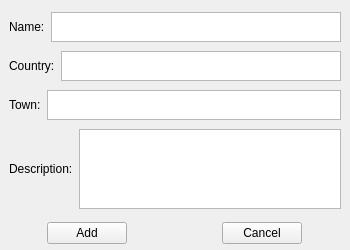
First picture: the form in ui/destinationAdd.ui, repository Cocolak/travel-manager, before the edit.
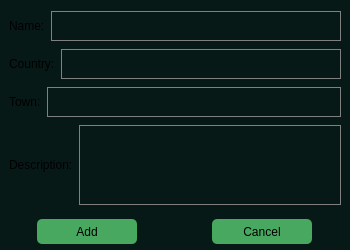
Second picture: the form after the edit.

```diff
--- a/ui/destinationAdd.ui
+++ b/ui/destinationAdd.ui
@@ -22,6 +22,23 @@
      <height>250</height>
     </rect>
    </property>
+   <property name="styleSheet">
+    <string notr="true">QWidget{
+background-color:rgb(7, 25, 23);
+}
+QPushButton{
+background-color:rgb(72, 168, 96);
+color:rgb(0,0,0);
+border:none;
+border-radius:5px;
+}
+QPushButton:hover{
+background-color:rgb(52, 148, 76);
+}
+QPlainTextEdit {
+border: 1px solid rgb(128,128,128);
+}</string>
+   </property>
    <layout class="QVBoxLayout" name="verticalLayout_3">
     <property name="spacing">
      <number>0</number>
@@ -132,6 +149,18 @@
      <layout class="QHBoxLayout" name="buttonsLayout">
       <item alignment="Qt::AlignHCenter">
        <widget class="QPushButton" name="addButton">
+        <property name="minimumSize">
+         <size>
+          <width>100</width>
+          <height>25</height>
+         </size>
+        </property>
+        <property name="sizeIncrement">
+         <size>
+          <width>100</width>
+          <height>0</height>
+         </size>
+        </property>
         <property name="text">
          <string>Add</string>
         </property>
@@ -139,6 +168,18 @@
       </item>
       <item alignment="Qt::AlignHCenter">
        <widget class="QPushButton" name="cancelButton">
+        <property name="minimumSize">
+         <size>
+          <width>100</width>
+          <height>25</height>
+         </size>
+        </property>
+        <property name="sizeIncrement">
+         <size>
+          <width>100</width>
+          <height>0</height>
+         </size>
+        </property>
         <property name="text">
          <string>Cancel</string>
         </property>
```
